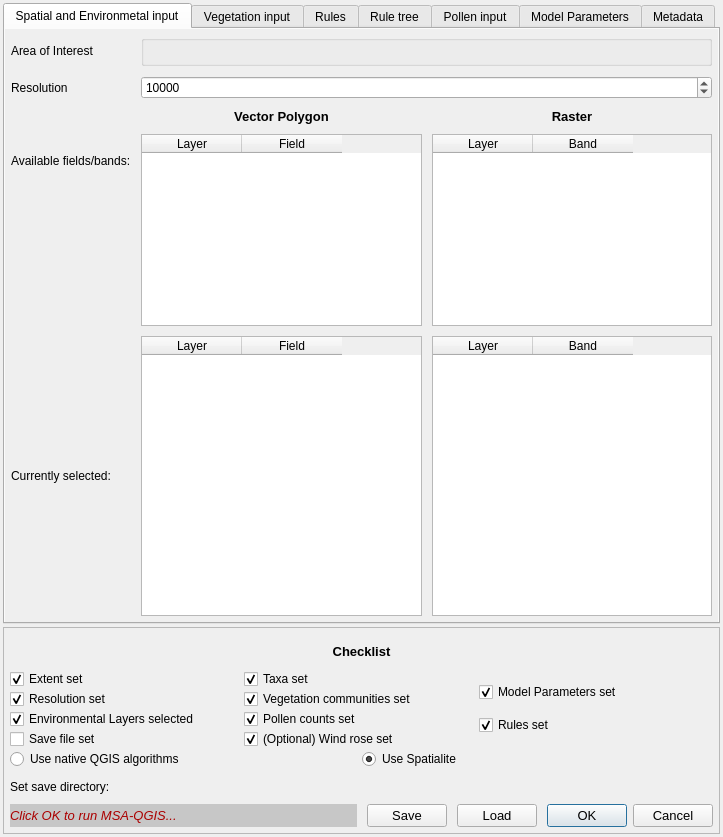
Before: the Qt Designer form MSA_QGIS_dialog_base.ui in ThyavdBerg/MSA-Q, drawn with Qt 5.
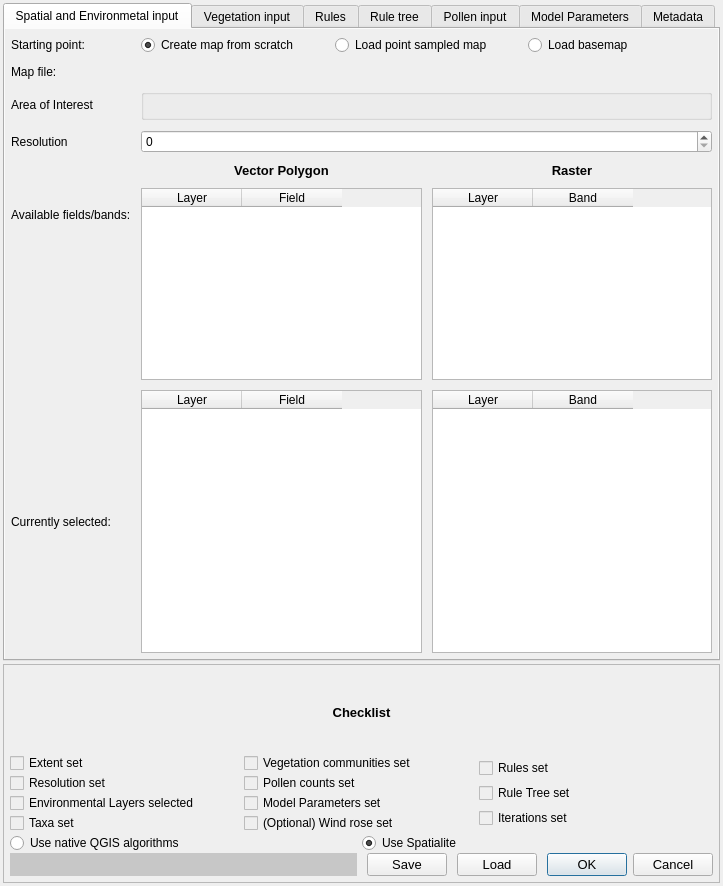
After: the same form once the commit is applied. The open tabs and pages were chosen to show the change. Custom widgets are drawn as their Qt base class.

Commit message: Added way to start from, or end with, a point sampled map or basemap, rather than only being able to run the full MSA

Patch:
```diff
--- a/MSA_QGIS_dialog_base.ui
+++ b/MSA_QGIS_dialog_base.ui
@@ -10,7 +10,7 @@
     <x>0</x>
     <y>0</y>
     <width>723</width>
-    <height>837</height>
+    <height>886</height>
    </rect>
   </property>
   <property name="contextMenuPolicy">
@@ -114,8 +114,8 @@
              <rect>
               <x>0</x>
               <y>0</y>
-              <width>688</width>
-              <height>618</height>
+              <width>692</width>
+              <height>652</height>
              </rect>
             </property>
             <layout class="QGridLayout" name="gridLayout">
@@ -134,8 +134,21 @@
              <property name="spacing">
               <number>10</number>
              </property>
-             <item row="0" column="0">
-              <widget class="QLabel" name="label_area_of_interest">
+             <item row="1" column="1" colspan="2">
+              <widget class="QgsFileWidget" name="mQgsFileWidget_startingPoint"/>
+             </item>
+             <item row="1" column="0">
+              <widget class="QLabel" name="label_mapFile">
+               <property name="text">
+                <string>Map file:</string>
+               </property>
+              </widget>
+             </item>
+             <item row="2" column="1" colspan="2">
+              <widget class="QgsExtentGroupBox" name="mExtentGroupBox"/>
+             </item>
+             <item row="2" column="0">
+              <widget class="QLabel" name="label_areaOfInterest">
                <property name="toolTip">
                 <string>&lt;html&gt;&lt;head/&gt;&lt;body&gt;&lt;p&gt;The area of interest is the extent of the main grid for which the simulation of vegetation communities and pollen counts based thereon will take place. Please make sure that all input maps are at least as large as the area of interest or larger.&lt;/p&gt;&lt;/body&gt;&lt;/html&gt;</string>
                </property>
@@ -144,30 +157,7 @@
                </property>
               </widget>
              </item>
-             <item row="0" column="1" colspan="2">
-              <widget class="QgsExtentGroupBox" name="mExtentGroupBox"/>
-             </item>
-             <item row="1" column="0">
-              <widget class="QLabel" name="label_resolution">
-               <property name="toolTip">
-                <string>&lt;html&gt;&lt;head/&gt;&lt;body&gt;&lt;p&gt;The resolution dictates how far apart each vector point will be spaced. The unit of distance is determined by the projection (e.g. British National Grid will be in meters).&lt;/p&gt;&lt;/body&gt;&lt;/html&gt;</string>
-               </property>
-               <property name="text">
-                <string>Resolution</string>
-               </property>
-              </widget>
-             </item>
-             <item row="1" column="1" colspan="2">
-              <widget class="QSpinBox" name="spinBox_resolution">
-               <property name="maximum">
-                <number>1000000</number>
-               </property>
-               <property name="value">
-                <number>10000</number>
-               </property>
-              </widget>
-             </item>
-             <item row="2" column="0">
+             <item row="4" column="0">
               <widget class="QLabel" name="label_fieldsAndBands">
                <property name="toolTip">
                 <string>&lt;html&gt;&lt;head/&gt;&lt;body&gt;&lt;p&gt;All fields and bands that are suitable as input will be shown in these two tables, with column 1 indicating layer and column 2 indicating field or band.&lt;/p&gt;&lt;/body&gt;&lt;/html&gt;</string>
@@ -180,69 +170,7 @@
                </property>
               </widget>
              </item>
-             <item row="2" column="1" rowspan="2">
-              <layout class="QVBoxLayout" name="verticalLayout_vector">
-               <property name="spacing">
-                <number>10</number>
-               </property>
-               <item>
-                <widget class="QLabel" name="label_vector">
-                 <property name="font">
-                  <font>
-                   <pointsize>10</pointsize>
-                   <weight>75</weight>
-                   <bold>true</bold>
-                  </font>
-                 </property>
-                 <property name="text">
-                  <string>Vector Polygon</string>
-                 </property>
-                 <property name="alignment">
-                  <set>Qt::AlignCenter</set>
-                 </property>
-                </widget>
-               </item>
-               <item>
-                <widget class="QTableWidget" name="tableWidget_vector">
-                 <property name="frameShape">
-                  <enum>QFrame::StyledPanel</enum>
-                 </property>
-                 <property name="editTriggers">
-                  <set>QAbstractItemView::DoubleClicked|QAbstractItemView::SelectedClicked</set>
-                 </property>
-                 <property name="dragDropMode">
-                  <enum>QAbstractItemView::NoDragDrop</enum>
-                 </property>
-                 <property name="alternatingRowColors">
-                  <bool>true</bool>
-                 </property>
-                 <property name="selectionMode">
-                  <enum>QAbstractItemView::MultiSelection</enum>
-                 </property>
-                 <property name="selectionBehavior">
-                  <enum>QAbstractItemView::SelectRows</enum>
-                 </property>
-                 <property name="wordWrap">
-                  <bool>true</bool>
-                 </property>
-                 <attribute name="horizontalHeaderCascadingSectionResizes">
-                  <bool>false</bool>
-                 </attribute>
-                 <column>
-                  <property name="text">
-                   <string>Layer</string>
-                  </property>
-                 </column>
-                 <column>
-                  <property name="text">
-                   <string>Field</string>
-                  </property>
-                 </column>
-                </widget>
-               </item>
-              </layout>
-             </item>
-             <item row="2" column="2" rowspan="2">
+             <item row="4" column="2" rowspan="2">
               <layout class="QVBoxLayout" name="verticalLayout_raster">
                <property name="spacing">
                 <number>10</number>
@@ -304,30 +232,89 @@
                </item>
               </layout>
              </item>
-             <item row="4" column="1">
-              <widget class="QTableWidget" name="tableWidget_selected">
-               <property name="editTriggers">
-                <set>QAbstractItemView::NoEditTriggers</set>
+             <item row="3" column="1" colspan="2">
+              <widget class="QSpinBox" name="spinBox_resolution">
+               <property name="maximum">
+                <number>1000000</number>
                </property>
-               <property name="alternatingRowColors">
-                <bool>true</bool>
+               <property name="value">
+                <number>0</number>
                </property>
-               <property name="selectionMode">
-                <enum>QAbstractItemView::NoSelection</enum>
+              </widget>
+             </item>
+             <item row="4" column="1" rowspan="2">
+              <layout class="QVBoxLayout" name="verticalLayout_vector">
+               <property name="spacing">
+                <number>10</number>
                </property>
-               <column>
-                <property name="text">
-                 <string>Layer</string>
-                </property>
-               </column>
-               <column>
-                <property name="text">
-                 <string>Field</string>
-                </property>
-               </column>
+               <item>
+                <widget class="QLabel" name="label_vector">
+                 <property name="font">
+                  <font>
+                   <pointsize>10</pointsize>
+                   <weight>75</weight>
+                   <bold>true</bold>
+                  </font>
+                 </property>
+                 <property name="text">
+                  <string>Vector Polygon</string>
+                 </property>
+                 <property name="alignment">
+                  <set>Qt::AlignCenter</set>
+                 </property>
+                </widget>
+               </item>
+               <item>
+                <widget class="QTableWidget" name="tableWidget_vector">
+                 <property name="frameShape">
+                  <enum>QFrame::StyledPanel</enum>
+                 </property>
+                 <property name="editTriggers">
+                  <set>QAbstractItemView::DoubleClicked|QAbstractItemView::SelectedClicked</set>
+                 </property>
+                 <property name="dragDropMode">
+                  <enum>QAbstractItemView::NoDragDrop</enum>
+                 </property>
+                 <property name="alternatingRowColors">
+                  <bool>true</bool>
+                 </property>
+                 <property name="selectionMode">
+                  <enum>QAbstractItemView::MultiSelection</enum>
+                 </property>
+                 <property name="selectionBehavior">
+                  <enum>QAbstractItemView::SelectRows</enum>
+                 </property>
+                 <property name="wordWrap">
+                  <bool>true</bool>
+                 </property>
+                 <attribute name="horizontalHeaderCascadingSectionResizes">
+                  <bool>false</bool>
+                 </attribute>
+                 <column>
+                  <property name="text">
+                   <string>Layer</string>
+                  </property>
+                 </column>
+                 <column>
+                  <property name="text">
+                   <string>Field</string>
+                  </property>
+                 </column>
+                </widget>
+               </item>
+              </layout>
+             </item>
+             <item row="3" column="0">
+              <widget class="QLabel" name="label_resolution">
+               <property name="toolTip">
+                <string>&lt;html&gt;&lt;head/&gt;&lt;body&gt;&lt;p&gt;The resolution dictates how far apart each vector point will be spaced. The unit of distance is determined by the projection (e.g. British National Grid will be in meters).&lt;/p&gt;&lt;/body&gt;&lt;/html&gt;</string>
+               </property>
+               <property name="text">
+                <string>Resolution</string>
+               </property>
               </widget>
              </item>
-             <item row="4" column="2">
+             <item row="6" column="2">
               <widget class="QTableWidget" name="tableWidget_selRaster">
                <property name="editTriggers">
                 <set>QAbstractItemView::NoEditTriggers</set>
@@ -350,7 +337,30 @@
                </column>
               </widget>
              </item>
-             <item row="4" column="0">
+             <item row="6" column="1">
+              <widget class="QTableWidget" name="tableWidget_selected">
+               <property name="editTriggers">
+                <set>QAbstractItemView::NoEditTriggers</set>
+               </property>
+               <property name="alternatingRowColors">
+                <bool>true</bool>
+               </property>
+               <property name="selectionMode">
+                <enum>QAbstractItemView::NoSelection</enum>
+               </property>
+               <column>
+                <property name="text">
+                 <string>Layer</string>
+                </property>
+               </column>
+               <column>
+                <property name="text">
+                 <string>Field</string>
+                </property>
+               </column>
+              </widget>
+             </item>
+             <item row="6" column="0">
               <widget class="QLabel" name="label_currentSel">
                <property name="toolTip">
                 <string>&lt;html&gt;&lt;head/&gt;&lt;body&gt;&lt;p&gt;Fields and bands selected in the top two tables will be displayed here, please check if they are correct before running any simulations.&lt;/p&gt;&lt;/body&gt;&lt;/html&gt;</string>
@@ -363,6 +373,41 @@
                </property>
               </widget>
              </item>
+             <item row="0" column="1" colspan="2">
+              <layout class="QHBoxLayout" name="horizontalLayout_22">
+               <item>
+                <widget class="QRadioButton" name="radioButton_createMap">
+                 <property name="text">
+                  <string>Create map from scratch</string>
+                 </property>
+                 <property name="checked">
+                  <bool>true</bool>
+                 </property>
+                </widget>
+               </item>
+               <item>
+                <widget class="QRadioButton" name="radioButton_loadPointMap">
+                 <property name="text">
+                  <string>Load point sampled map</string>
+                 </property>
+                </widget>
+               </item>
+               <item>
+                <widget class="QRadioButton" name="radioButton_loadBaseMap">
+                 <property name="text">
+                  <string>Load basemap</string>
+                 </property>
+                </widget>
+               </item>
+              </layout>
+             </item>
+             <item row="0" column="0">
+              <widget class="QLabel" name="label_startingPoint">
+               <property name="text">
+                <string>Starting point:</string>
+               </property>
+              </widget>
+             </item>
             </layout>
            </widget>
           </widget>
@@ -1641,8 +1686,8 @@
        <rect>
         <x>0</x>
         <y>0</y>
-        <width>694</width>
-        <height>244</height>
+        <width>715</width>
+        <height>217</height>
        </rect>
       </property>
       <layout class="QHBoxLayout" name="horizontalLayout_20" stretch="0">
@@ -1662,7 +1707,7 @@
         <number>0</number>
        </property>
        <item>
-        <layout class="QVBoxLayout" name="verticalLayout_16" stretch="1,1,1,1,1">
+        <layout class="QVBoxLayout" name="verticalLayout_16" stretch="1,1,1,1">
          <property name="leftMargin">
           <number>6</number>
          </property>
@@ -1698,106 +1743,233 @@
             <layout class="QVBoxLayout" name="verticalLayout_13">
              <item>
               <widget class="QCheckBox" name="checkBox_extent">
+               <property name="enabled">
+                <bool>false</bool>
+               </property>
+               <property name="mouseTracking">
+                <bool>false</bool>
+               </property>
+               <property name="styleSheet">
+                <string notr="true">color: rgb(0, 0, 0);</string>
+               </property>
                <property name="text">
                 <string>Extent set</string>
                </property>
-               <property name="checked">
+               <property name="checkable">
                 <bool>true</bool>
                </property>
+               <property name="checked">
+                <bool>false</bool>
+               </property>
               </widget>
              </item>
              <item>
               <widget class="QCheckBox" name="checkBox_resolution">
+               <property name="enabled">
+                <bool>false</bool>
+               </property>
+               <property name="mouseTracking">
+                <bool>false</bool>
+               </property>
+               <property name="styleSheet">
+                <string notr="true">color: rgb(0, 0, 0);</string>
+               </property>
                <property name="text">
                 <string>Resolution set</string>
                </property>
-               <property name="checked">
+               <property name="checkable">
                 <bool>true</bool>
                </property>
+               <property name="checked">
+                <bool>false</bool>
+               </property>
               </widget>
              </item>
              <item>
               <widget class="QCheckBox" name="checkBox_envLayers">
+               <property name="enabled">
+                <bool>false</bool>
+               </property>
+               <property name="mouseTracking">
+                <bool>false</bool>
+               </property>
+               <property name="styleSheet">
+                <string notr="true">color: rgb(0, 0, 0);</string>
+               </property>
                <property name="text">
                 <string>Environmental Layers selected</string>
                </property>
-               <property name="checked">
+               <property name="checkable">
                 <bool>true</bool>
                </property>
-              </widget>
-             </item>
-             <item>
-              <widget class="QCheckBox" name="checkBox_saveFile">
-               <property name="text">
-                <string>Save file set</string>
+               <property name="checked">
+                <bool>false</bool>
                </property>
               </widget>
              </item>
-            </layout>
-           </item>
-           <item>
-            <layout class="QVBoxLayout" name="verticalLayout_14">
              <item>
               <widget class="QCheckBox" name="checkBox_taxa">
+               <property name="enabled">
+                <bool>false</bool>
+               </property>
+               <property name="mouseTracking">
+                <bool>false</bool>
+               </property>
+               <property name="styleSheet">
+                <string notr="true">color: rgb(0, 0, 0);</string>
+               </property>
                <property name="text">
                 <string>Taxa set</string>
                </property>
-               <property name="checked">
+               <property name="checkable">
                 <bool>true</bool>
                </property>
+               <property name="checked">
+                <bool>false</bool>
+               </property>
               </widget>
              </item>
+            </layout>
+           </item>
+           <item>
+            <layout class="QVBoxLayout" name="verticalLayout_14">
              <item>
               <widget class="QCheckBox" name="checkBox_vegCom">
+               <property name="enabled">
+                <bool>false</bool>
+               </property>
+               <property name="mouseTracking">
+                <bool>false</bool>
+               </property>
+               <property name="styleSheet">
+                <string notr="true">color: rgb(0, 0, 0);</string>
+               </property>
                <property name="text">
                 <string>Vegetation communities set</string>
                </property>
-               <property name="checked">
+               <property name="checkable">
                 <bool>true</bool>
                </property>
+               <property name="checked">
+                <bool>false</bool>
+               </property>
               </widget>
              </item>
              <item>
               <widget class="QCheckBox" name="checkBox_pollenCounts">
+               <property name="enabled">
+                <bool>false</bool>
+               </property>
+               <property name="mouseTracking">
+                <bool>false</bool>
+               </property>
+               <property name="styleSheet">
+                <string notr="true">color: rgb(0, 0, 0);</string>
+               </property>
                <property name="text">
                 <string>Pollen counts set</string>
                </property>
+               <property name="checkable">
+                <bool>true</bool>
+               </property>
                <property name="checked">
+                <bool>false</bool>
+               </property>
+              </widget>
+             </item>
+             <item>
+              <widget class="QCheckBox" name="checkBox_parameters">
+               <property name="enabled">
+                <bool>false</bool>
+               </property>
+               <property name="mouseTracking">
+                <bool>false</bool>
+               </property>
+               <property name="styleSheet">
+                <string notr="true">color: rgb(0, 0, 0);</string>
+               </property>
+               <property name="text">
+                <string>Model Parameters set</string>
+               </property>
+               <property name="checkable">
                 <bool>true</bool>
                </property>
+               <property name="checked">
+                <bool>false</bool>
+               </property>
               </widget>
              </item>
              <item>
               <widget class="QCheckBox" name="checkBox_windRose">
+               <property name="enabled">
+                <bool>false</bool>
+               </property>
+               <property name="mouseTracking">
+                <bool>false</bool>
+               </property>
+               <property name="styleSheet">
+                <string notr="true">color: rgb(0, 0, 0);</string>
+               </property>
                <property name="text">
                 <string>(Optional) Wind rose set</string>
                </property>
-               <property name="checked">
+               <property name="checkable">
                 <bool>true</bool>
                </property>
+               <property name="checked">
+                <bool>false</bool>
+               </property>
               </widget>
              </item>
             </layout>
            </item>
            <item>
             <layout class="QVBoxLayout" name="verticalLayout_15">
-             <item>
-              <widget class="QCheckBox" name="checkBox_parameters">
-               <property name="text">
-                <string>Model Parameters set</string>
-               </property>
-               <property name="checked">
-                <bool>true</bool>
-               </property>
-              </widget>
-             </item>
              <item>
               <widget class="QCheckBox" name="checkBox_rules">
+               <property name="enabled">
+                <bool>false</bool>
+               </property>
+               <property name="mouseTracking">
+                <bool>false</bool>
+               </property>
+               <property name="styleSheet">
+                <string notr="true">color: rgb(0, 0, 0);</string>
+               </property>
                <property name="text">
                 <string>Rules set</string>
                </property>
-               <property name="checked">
+               <property name="checkable">
                 <bool>true</bool>
+               </property>
+               <property name="checked">
+                <bool>false</bool>
+               </property>
+              </widget>
+             </item>
+             <item>
+              <widget class="QCheckBox" name="checkBox_ruleTree">
+               <property name="enabled">
+                <bool>false</bool>
+               </property>
+               <property name="styleSheet">
+                <string notr="true">color: rgb(0, 0, 0);</string>
+               </property>
+               <property name="text">
+                <string>Rule Tree set</string>
+               </property>
+              </widget>
+             </item>
+             <item>
+              <widget class="QCheckBox" name="checkBox_iterations">
+               <property name="enabled">
+                <bool>false</bool>
+               </property>
+               <property name="styleSheet">
+                <string notr="true">color: rgb(0, 0, 0);</string>
+               </property>
+               <property name="text">
+                <string>Iterations set</string>
                </property>
               </widget>
              </item>
@@ -1835,33 +2007,6 @@
            </item>
           </layout>
          </item>
-         <item>
-          <layout class="QHBoxLayout" name="horizontalLayout_6">
-           <item>
-            <widget class="QLabel" name="label_saveOutput">
-             <property name="text">
-              <string>Set save directory:</string>
-             </property>
-            </widget>
-           </item>
-           <item>
-            <widget class="QgsFileWidget" name="qgsFileWidget_vectorPoint">
-             <property name="toolTip">
-              <string>&lt;html&gt;&lt;head/&gt;&lt;body&gt;&lt;p&gt;Set a directory where you would like to save your output files. Make sure the directory does not contain any results from other runs, as the data will be overwritten.&lt;/p&gt;&lt;/body&gt;&lt;/html&gt;</string>
-             </property>
-             <property name="defaultRoot">
-              <string/>
-             </property>
-             <property name="storageMode">
-              <enum>QgsFileWidget::GetDirectory</enum>
-             </property>
-             <property name="relativeStorage">
-              <enum>QgsFileWidget::RelativeDefaultPath</enum>
-             </property>
-            </widget>
-           </item>
-          </layout>
-         </item>
          <item>
           <layout class="QHBoxLayout" name="horizontalLayout_15" stretch="1,0,0,0">
            <property name="spacing">
@@ -1881,7 +2026,7 @@
 background-color: rgb(199, 199, 199);</string>
              </property>
              <property name="text">
-              <string>Click OK to run MSA-QGIS...</string>
+              <string/>
              </property>
             </widget>
            </item>
```
Left out of the diff: 78 changed lines with no effect on the pictures. The commit also changes 21 other files.
